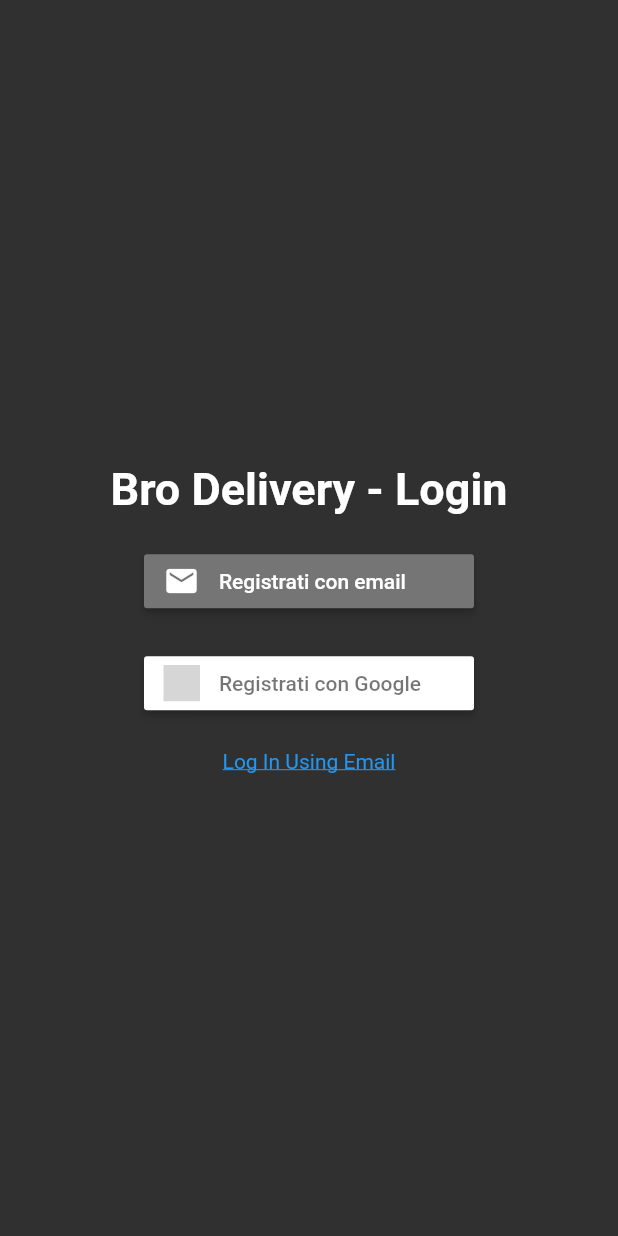
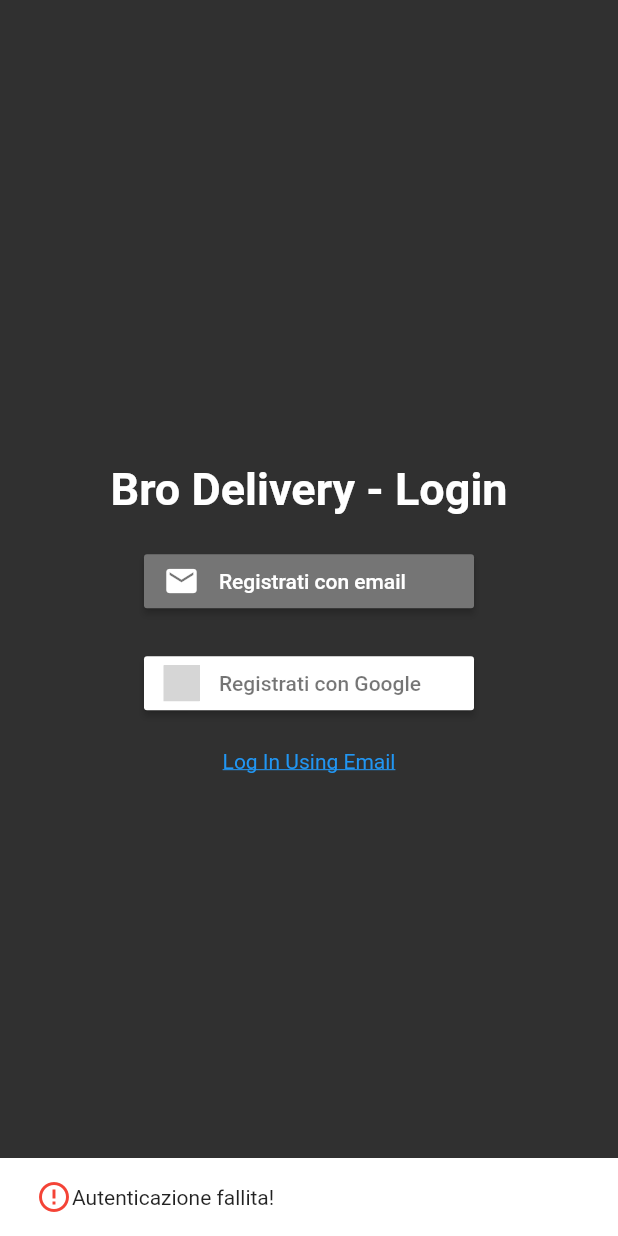
Before and after one commit to AndreaBasile97/flutterfooddelivery, a Flutter app: the screen it shows after launch, after a tap on "Registrati con Google", on a phone screen of 412 x 824 dp. Run offline on Flutter 3.47's test engine with Material 2 defaults, Android fonts, the phone set to English and light mode, and no system bars; our stand-ins replace firebase_auth, flutter_signin_button, google_sign_in, material_floating_search_bar; accounts and stored records are empty; grey boxes are pictures that could not be loaded.

Commit message:
error snackbar e fix tabs

```diff
--- /dev/null
+++ b/fooddelivery/lib/interactive/error_snackbar.dart
@@ -0,0 +1,17 @@
+import 'package:flutter/material.dart';
+
+ScaffoldFeatureController errorSnackBar(BuildContext context) {
+  return ScaffoldMessenger.of(context).showSnackBar(
+    SnackBar(
+      content: Row(
+        children: <Widget>[
+          Icon(
+            Icons.error_outline,
+            color: Colors.red,
+          ),
+          Text("Autenticazione fallita!"),
+        ],
+      ),
+    ),
+  );
+}
--- a/fooddelivery/lib/interactive/google_sign_in_button.dart
+++ b/fooddelivery/lib/interactive/google_sign_in_button.dart
@@ -3,6 +3,7 @@ import 'package:flutter/material.dart';
 import 'package:flutter_signin_button/button_list.dart';
 import 'package:flutter_signin_button/button_view.dart';
 import 'package:fooddelivery/backend/authentication.dart';
+import 'package:fooddelivery/interactive/error_snackbar.dart';
 import 'package:fooddelivery/screens/master.dart';
 
 class GoogleSignInButton extends StatefulWidget {
@@ -29,6 +30,8 @@ class _GoogleSignInButtonState extends State<GoogleSignInButton> {
               builder: (context) => Master(),
             ),
           );
+        } else {
+          return errorSnackBar(context);
         }
       },
     );
--- a/fooddelivery/lib/screens/master.dart
+++ b/fooddelivery/lib/screens/master.dart
@@ -35,6 +35,8 @@ class _Master extends State<Master> {
     return Scaffold(
       body: _widgetOptions[_selectedIndex],
       bottomNavigationBar: BottomNavigationBar(
+        showSelectedLabels: false,
+        showUnselectedLabels: false,
         items: const <BottomNavigationBarItem>[
           BottomNavigationBarItem(
             icon: Icon(Icons.home),
```
